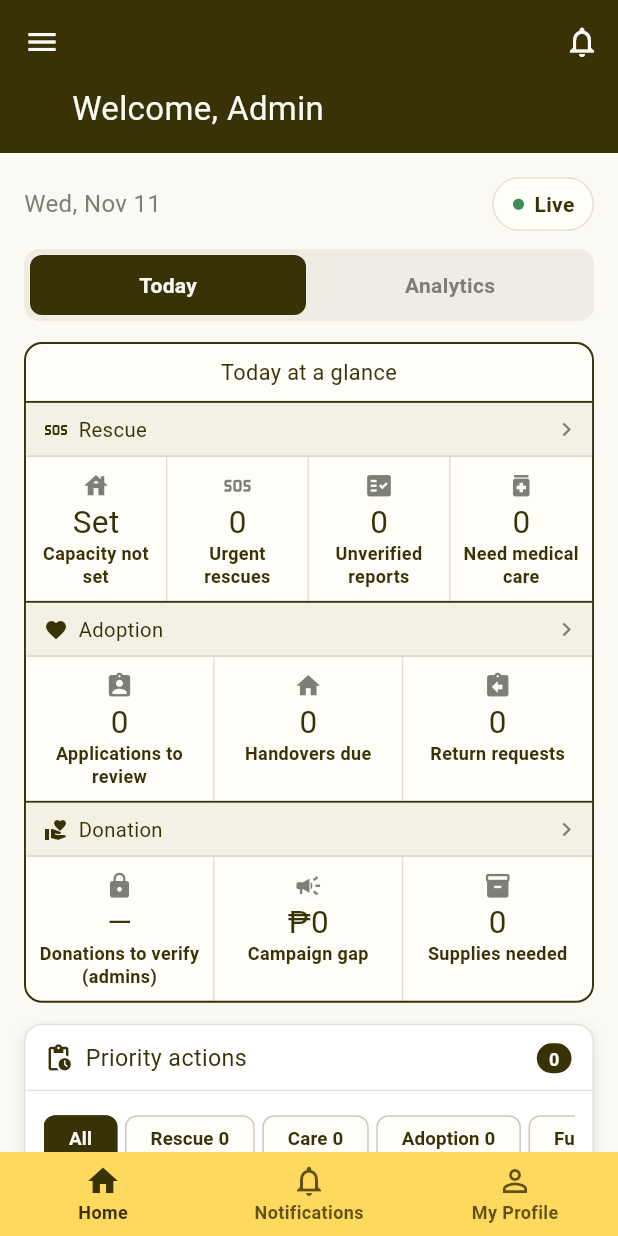
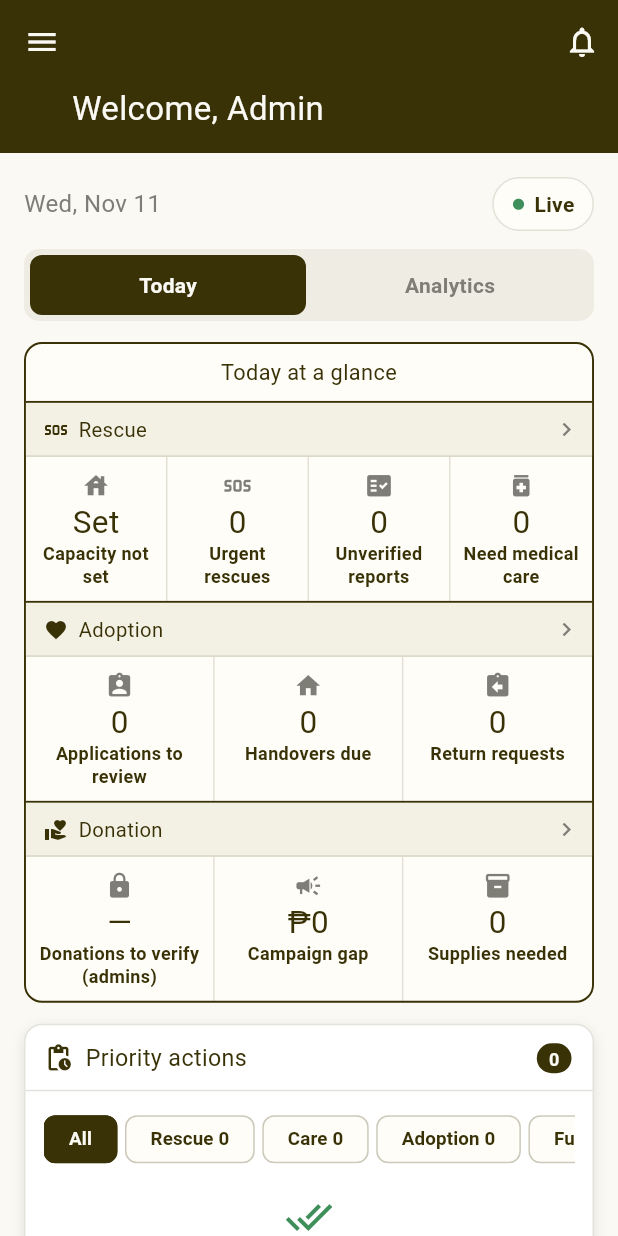
Before and after one commit to santosmarcus/respawned1, a Flutter app: the AdminHomeScreen screen opened directly, on a phone screen of 412 x 824 dp. Run offline on Flutter 3.47's test engine with Material 3 defaults, Android fonts, the phone set to English and light mode, and no system bars; our stand-ins replace cached_network_image, cloud_firestore, cloud_functions, firebase_auth, firebase_core, firebase_messaging and 17 more; missing offline and left inert: flutter_nfc_kit, mobile_scanner; accounts and stored records are empty; Roboto replaces fonts that are missing (Tilt Warp, Zain).

Commit message:
Fix home map flicker and remove admin bottom bar
- Reuse one default marker icon per hue so unchanged pins aren't
  re-sent to the native map on every rebuild (filter taps, icon loads)
- Consume marker taps so the map doesn't pan/open an info window
  under the preview sheet
- Home tab on adoption/donation/organization pages pops back to the
  existing home instead of pushing a new one (which rebuilt the map)
- Remove the non-functional bottom nav bar from the admin dashboard

Co-Authored-By: Claude Opus 5.5 <noreply@anthropic.com>

```diff
--- a/lib/features/adminhome/dashboard/adminhome_screen.dart
+++ b/lib/features/adminhome/dashboard/adminhome_screen.dart
@@ -19,7 +19,6 @@ class AdminHomeScreen extends StatefulWidget {
 enum _DashTab { today, analytics }
 
 class _AdminHomeScreenState extends State<AdminHomeScreen> {
-  int _currentIndex = 0;
   _DashTab _tab = _DashTab.today;
   final _priorityKey = GlobalKey();
 
@@ -84,23 +83,6 @@ class _AdminHomeScreenState extends State<AdminHomeScreen> {
             ),
           ),
         ),
-      ),
-      bottomNavigationBar: BottomNavigationBar(
-        currentIndex: _currentIndex,
-        onTap: (i) => setState(() => _currentIndex = i),
-        items: const [
-          BottomNavigationBarItem(icon: Icon(Icons.home_outlined), activeIcon: Icon(Icons.home), label: 'Home'),
-          BottomNavigationBarItem(
-            icon: Icon(Icons.notifications_outlined),
-            activeIcon: Icon(Icons.notifications),
-            label: 'Notifications',
-          ),
-          BottomNavigationBarItem(
-            icon: Icon(Icons.person_outline),
-            activeIcon: Icon(Icons.person),
-            label: 'My Profile',
-          ),
-        ],
       ),
       body: SingleChildScrollView(
         padding: const EdgeInsets.fromLTRB(16, 16, 16, 24),
--- a/lib/features/adoption/adoption_page.dart
+++ b/lib/features/adoption/adoption_page.dart
@@ -10,7 +10,6 @@ import 'package:respawnd1/features/admin/animals/state/animal_records_providers.
 import 'package:respawnd1/features/generalhome/notifications_screen.dart';
 import 'package:respawnd1/features/generalhome/user_profile.dart';
 import 'package:respawnd1/app_theme.dart';
-import 'package:respawnd1/features/generalhome/home_screen.dart';
 import 'animal_page.dart';
 
 //Data Model
@@ -406,10 +405,7 @@ class _AdoptionPageState extends ConsumerState<AdoptionPage> {
         ],
         onTap: (index) {
           if (index == 0) {
-            Navigator.pushReplacement(
-              context,
-              MaterialPageRoute(builder: (context) => const HomeScreen()),
-            );
+            Navigator.popUntil(context, (route) => route.isFirst);
           }
           else if (index == 1) {
             Navigator.push(
--- a/lib/features/donation/donation_page.dart
+++ b/lib/features/donation/donation_page.dart
@@ -5,7 +5,6 @@ import 'package:google_fonts/google_fonts.dart';
 import 'package:respawnd1/features/generalhome/notifications_screen.dart';
 import 'package:respawnd1/features/generalhome/user_profile.dart';
 import '../../../app_theme.dart';
-import 'package:respawnd1/features/generalhome/home_screen.dart';
 import 'donation_detail.dart';
 import 'sponsorship_detail.dart';
 import 'models.dart';
@@ -145,7 +144,7 @@ class _DonationPageState extends State<DonationPage> {
         ],
         onTap: (index) {
           if (index == 0) {
-            Navigator.pushReplacement(context, MaterialPageRoute(builder: (context) => const HomeScreen()));
+            Navigator.popUntil(context, (route) => route.isFirst);
           } else if (index == 1) {
             Navigator.push(context, MaterialPageRoute(builder: (context) => const NotificationsScreen()));
           } else if (index == 2) {
--- a/lib/features/organization/organization_list_page.dart
+++ b/lib/features/organization/organization_list_page.dart
@@ -3,7 +3,6 @@ import 'package:firebase_auth/firebase_auth.dart';
 import 'package:flutter/material.dart';
 import 'package:google_fonts/google_fonts.dart';
 import 'package:respawnd1/app_theme.dart';
-import 'package:respawnd1/features/generalhome/home_screen.dart';
 import 'package:respawnd1/features/generalhome/notifications_screen.dart';
 import 'package:respawnd1/features/generalhome/user_profile.dart';
 
@@ -119,10 +118,7 @@ class _OrganizationsListPageState extends State<OrganizationsListPage> {
         ],
         onTap: (index) {
           if (index == 0) {
-            Navigator.pushReplacement(
-              context,
-              MaterialPageRoute(builder: (context) => const HomeScreen()),
-            );
+            Navigator.popUntil(context, (route) => route.isFirst);
           } else if (index == 1) {
             Navigator.push(
               context,
```
Also changed, not shown: lib/features/generalhome/explore_reports_map.dart (+13 -1 lines).
